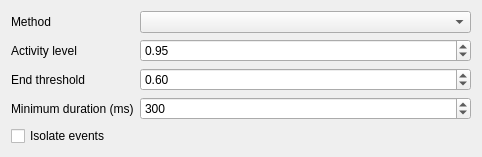
Before: the Qt Designer form src/gui/widgets/options/ui/song_events_options.ui in Vin985/ecosongs, drawn with Qt 5.
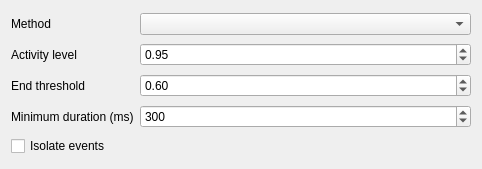
After: the same form once the commit is applied.

The edit to the form file:
```diff
--- a/src/gui/widgets/options/ui/song_events_options.ui
+++ b/src/gui/widgets/options/ui/song_events_options.ui
@@ -7,7 +7,7 @@
     <x>0</x>
     <y>0</y>
     <width>482</width>
-    <height>141</height>
+    <height>169</height>
    </rect>
   </property>
   <property name="windowTitle">
```
